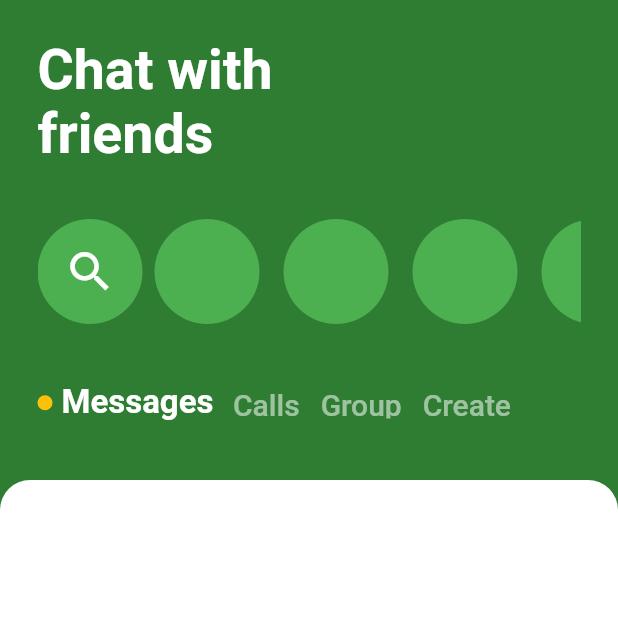
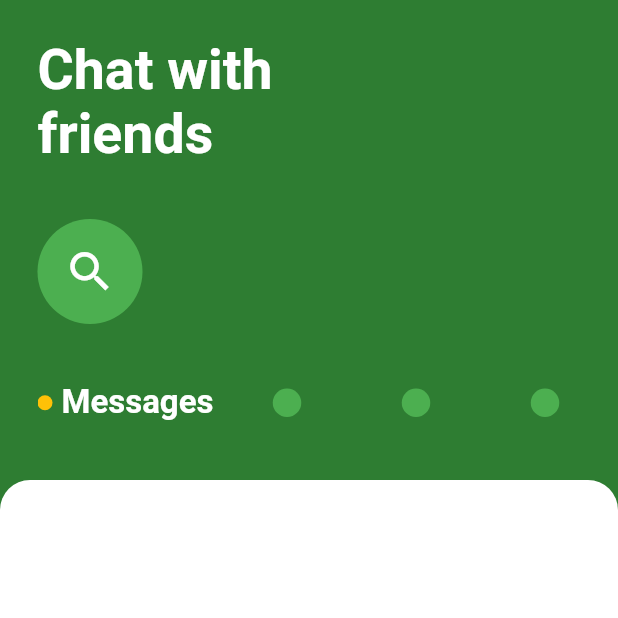
Before and after one commit to anasgamal1/Chat-UI, a Flutter app: the screen it shows after launch, on a phone screen of 412 x 824 dp, the top half of it. Run offline on Flutter 3.47's test engine with Material 2 defaults, Android fonts, the phone set to English and light mode, and no system bars.

Commit message:
End of the day

```diff
--- a/lib/chat_room.dart
+++ b/lib/chat_room.dart
@@ -45,13 +45,6 @@ class ChatRoom extends StatelessWidget {
                             ),
                           );
                         }
-                        return Padding(
-                          padding: const EdgeInsets.all(8.0),
-                          child: CircleAvatar(
-                            radius: 35,
-                            backgroundColor: Colors.green[500],
-                          ),
-                        );
                       },
                     ),
                   ),
@@ -93,6 +86,14 @@ class ChatRoom extends StatelessWidget {
                           );
                         }
                         return Padding(
+                          padding: const EdgeInsets.all(8.0),
+                          child: CircleAvatar(
+                            radius: 35,
+                            backgroundColor: Colors.green[500],
+                          ),
+                        );
+
+                        return Padding(
                           padding: EdgeInsets.all(7),
                           child: Text(
                             tabs[index],
```
